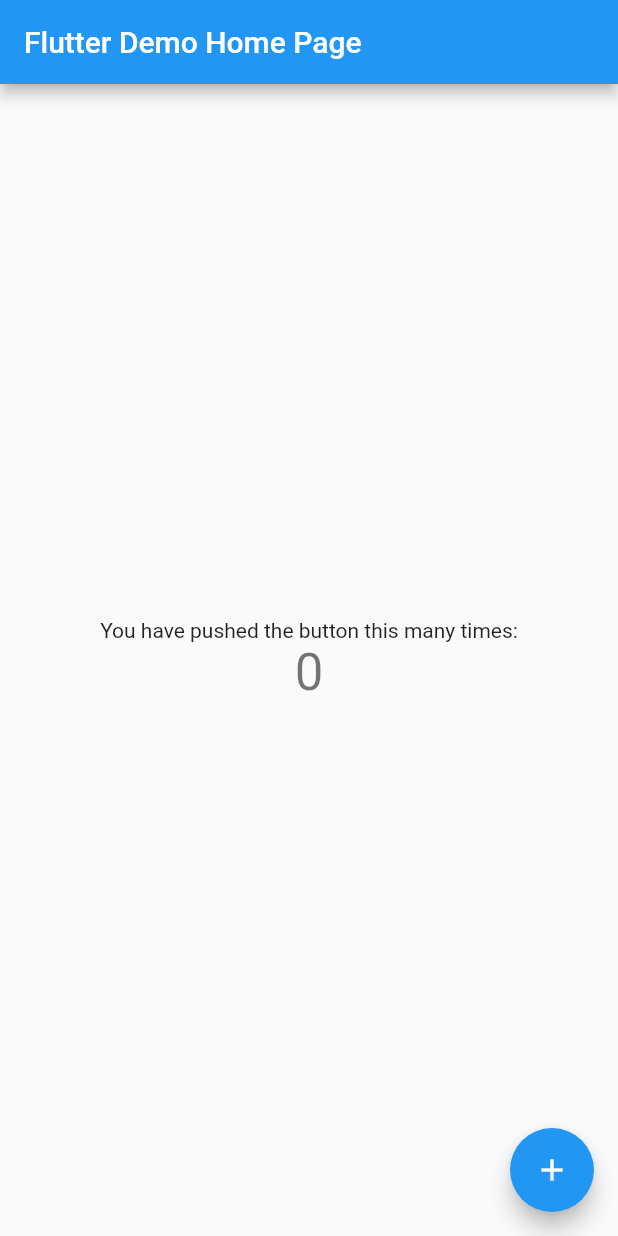
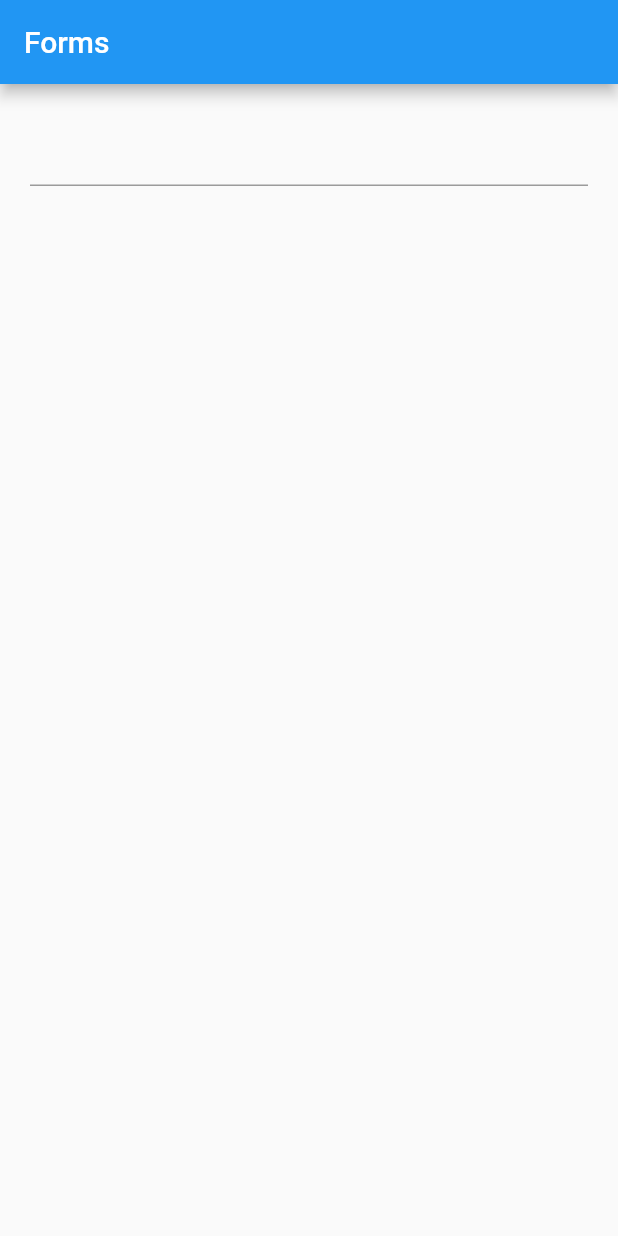
Before and after one commit to rpsousa91/flutternado_learn, a Flutter app: the screen it shows after launch, on a phone screen of 412 x 824 dp. Run offline on Flutter 3.47's test engine with Material 2 defaults, Android fonts, the phone set to English and light mode, and no system bars.

Commit message:
TextField c/AnimatedBuilder(aparece em baixo txt)

```diff
--- a/lib/main.dart
+++ b/lib/main.dart
@@ -7,109 +7,49 @@
 class MyApp extends StatelessWidget {
   const MyApp({Key? key}) : super(key: key);
 
-  // This widget is the root of your application.
   @override
   Widget build(BuildContext context) {
     return MaterialApp(
       title: 'Flutter Demo',
       theme: ThemeData(
-        // This is the theme of your application.
-        //
-        // Try running your application with "flutter run". You'll see the
-        // application has a blue toolbar. Then, without quitting the app, try
-        // changing the primarySwatch below to Colors.green and then invoke
-        // "hot reload" (press "r" in the console where you ran "flutter run",
-        // or simply save your changes to "hot reload" in a Flutter IDE).
-        // Notice that the counter didn't reset back to zero; the application
-        // is not restarted.
         primarySwatch: Colors.blue,
       ),
-      home: const MyHomePage(title: 'Flutter Demo Home Page'),
+      home: const MyHomePage(),
     );
   }
 }
 
 class MyHomePage extends StatefulWidget {
-  const MyHomePage({Key? key, required this.title}) : super(key: key);
-
-  // This widget is the home page of your application. It is stateful, meaning
-  // that it has a State object (defined below) that contains fields that affect
-  // how it looks.
-
-  // This class is the configuration for the state. It holds the values (in this
-  // case the title) provided by the parent (in this case the App widget) and
-  // used by the build method of the State. Fields in a Widget subclass are
-  // always marked "final".
-
-  final String title;
+  const MyHomePage({Key? key}) : super(key: key);
 
   @override
   State<MyHomePage> createState() => _MyHomePageState();
 }
 
 class _MyHomePageState extends State<MyHomePage> {
-  int _counter = 0;
-
-  void _incrementCounter() {
-    setState(() {
-      // This call to setState tells the Flutter framework that something has
-      // changed in this State, which causes it to rerun the build method below
-      // so that the display can reflect the updated values. If we changed
-      // _counter without calling setState(), then the build method would not be
-      // called again, and so nothing would appear to happen.
-      _counter++;
-    });
-  }
+  final controller = TextEditingController();
 
   @override
   Widget build(BuildContext context) {
-    // This method is rerun every time setState is called, for instance as done
-    // by the _incrementCounter method above.
-    //
-    // The Flutter framework has been optimized to make rerunning build methods
-    // fast, so that you can just rebuild anything that needs updating rather
-    // than having to individually change instances of widgets.
     return Scaffold(
       appBar: AppBar(
-        // Here we take the value from the MyHomePage object that was created by
-        // the App.build method, and use it to set our appbar title.
-        title: Text(widget.title),
+        title: const Text('Forms'),
       ),
-      body: Center(
-        // Center is a layout widget. It takes a single child and positions it
-        // in the middle of the parent.
+      body: Padding(
+        padding: const EdgeInsets.all(20),
         child: Column(
-          // Column is also a layout widget. It takes a list of children and
-          // arranges them vertically. By default, it sizes itself to fit its
-          // children horizontally, and tries to be as tall as its parent.
-          //
-          // Invoke "debug painting" (press "p" in the console, choose the
-          // "Toggle Debug Paint" action from the Flutter Inspector in Android
-          // Studio, or the "Toggle Debug Paint" command in Visual Studio Code)
-          // to see the wireframe for each widget.
-          //
-          // Column has various properties to control how it sizes itself and
-          // how it positions its children. Here we use mainAxisAlignment to
-          // center the children vertically; the main axis here is the vertical
-          // axis because Columns are vertical (the cross axis would be
-          // horizontal).
-          mainAxisAlignment: MainAxisAlignment.center,
-          children: <Widget>[
-            const Text(
-              'You have pushed the button this many times:',
+          children: [
+            TextField(
+              controller: controller,
             ),
-            Text(
-              '$_counter',
-              style: Theme.of(context).textTheme.headline4,
-            ),
+            AnimatedBuilder(
+                animation: controller,
+                builder: (_, __) {
+                  return Text(controller.text);
+                }),
           ],
         ),
       ),
-      floatingActionButton: FloatingActionButton(
-        onPressed: _incrementCounter,
-        tooltip: 'Increment',
-        child: const Icon(Icons.add),
-      ), // This trailing comma makes auto-formatting nicer for build methods.
     );
   }
 }
```
